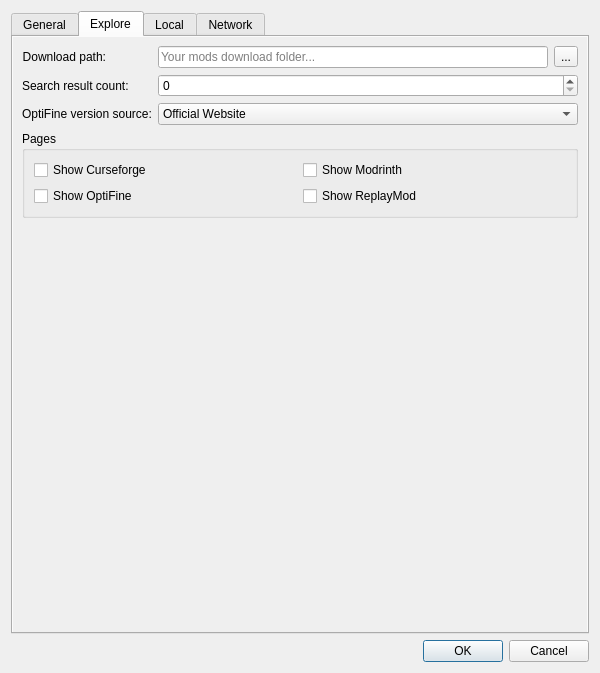
Old version of the form src/ui/preferences.ui in the repository kaniol-lck/modmanager.
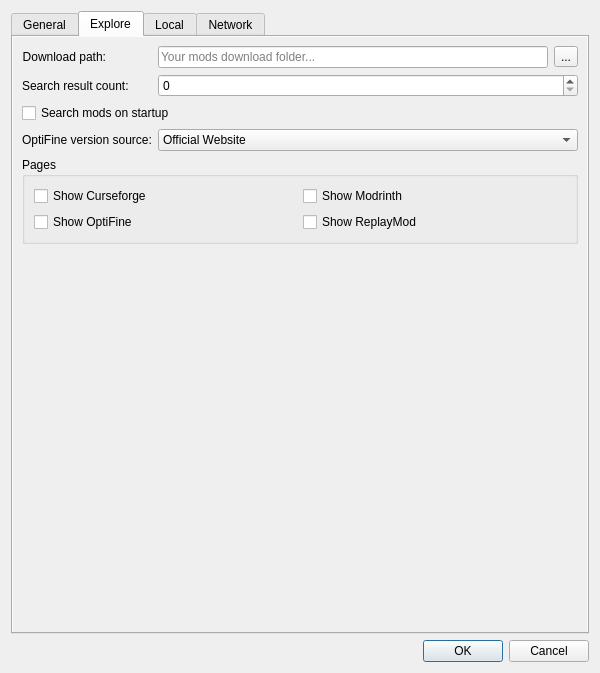
New version of the form. The open tabs and pages were chosen to show the change. Icons and pictures are not drawn.

Commit message: search mod on startup togglable

```diff
--- a/src/ui/preferences.ui
+++ b/src/ui/preferences.ui
@@ -324,14 +324,14 @@
                </property>
               </widget>
              </item>
-             <item row="2" column="0">
+             <item row="3" column="0">
               <widget class="QLabel" name="label_11">
                <property name="text">
                 <string>OptiFine version source:</string>
                </property>
               </widget>
              </item>
-             <item row="2" column="1">
+             <item row="3" column="1">
               <widget class="QComboBox" name="optifineVersionSource">
                <item>
                 <property name="text">
@@ -345,6 +345,13 @@
                </item>
               </widget>
              </item>
+             <item row="2" column="0" colspan="2">
+              <widget class="QCheckBox" name="searchModsOnStartup">
+               <property name="text">
+                <string>Search mods on startup</string>
+               </property>
+              </widget>
+             </item>
             </layout>
            </item>
            <item>
```
The commit also changes 12 other files.
